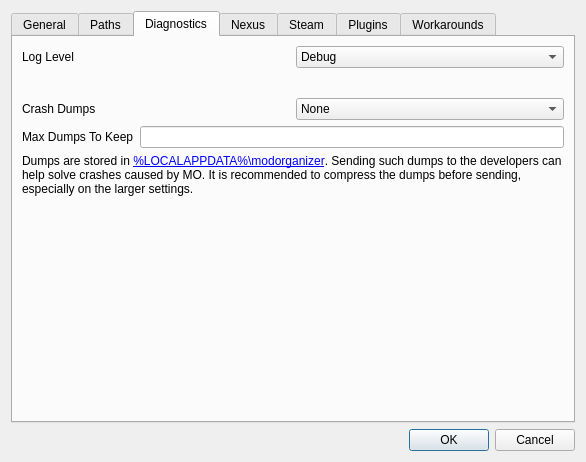
This is src/settingsdialog.ui in erasmux/modorganizer as Qt 5 draws it before an edit. The edited form follows.
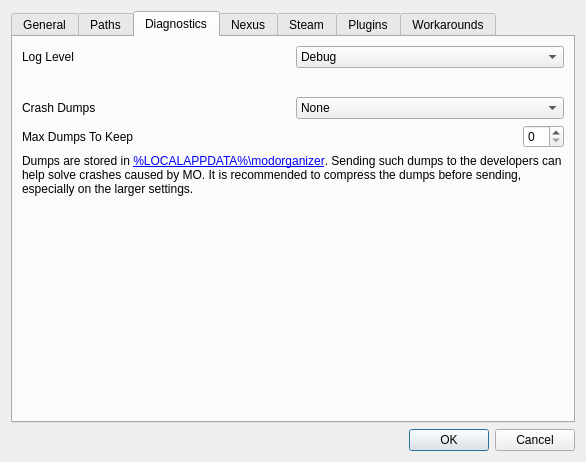
This is the edited form. The open tabs and pages were chosen to show the change. Icons and pictures are not drawn.

Commit message: squash new diagnostics dialog

```diff
--- a/src/settingsdialog.ui
+++ b/src/settingsdialog.ui
@@ -455,7 +455,20 @@
                 </widget>
               </item>
               <item>
-                <widget class="QLineEdit" name="dumpsMaxEdit">
+                <spacer name="horizontalSpacer_6">
+                  <property name="orientation">
+                    <enum>Qt::Horizontal</enum>
+                  </property>
+                  <property name="sizeHint" stdset="0">
+                    <size>
+                      <width>60</width>
+                      <height>20</height>
+                    </size>
+                  </property>
+                </spacer>
+              </item>
+              <item>
+                <widget class="QSpinBox" name="dumpsMaxEdit">
                   <property name="toolTip">
                     <string>Maximum number of crash dumps to keep on disk. Use 0 for unlimited.</string>
                   </property>
@@ -465,12 +478,6 @@
                       Set "Crash Dumps" above to None to disable crash dump collection.
                     </string>
                   </property>
-                  <property name="inputMask">
-                    <string notr="true">009</string>
-                  </property>
-                  <property name="alignment">
-                    <set>Qt::AlignCenter</set>
-                  </property>
                 </widget>
               </item>
             </layout>
```
Left out of the diff: 4 changed lines with no effect on the pictures.
